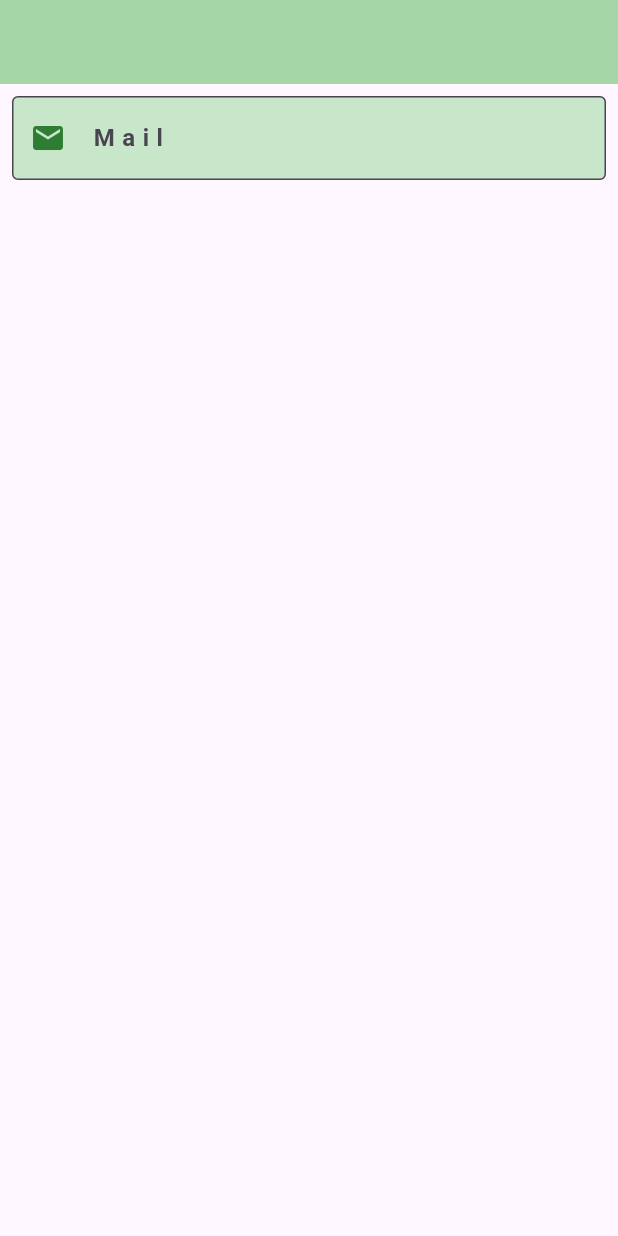
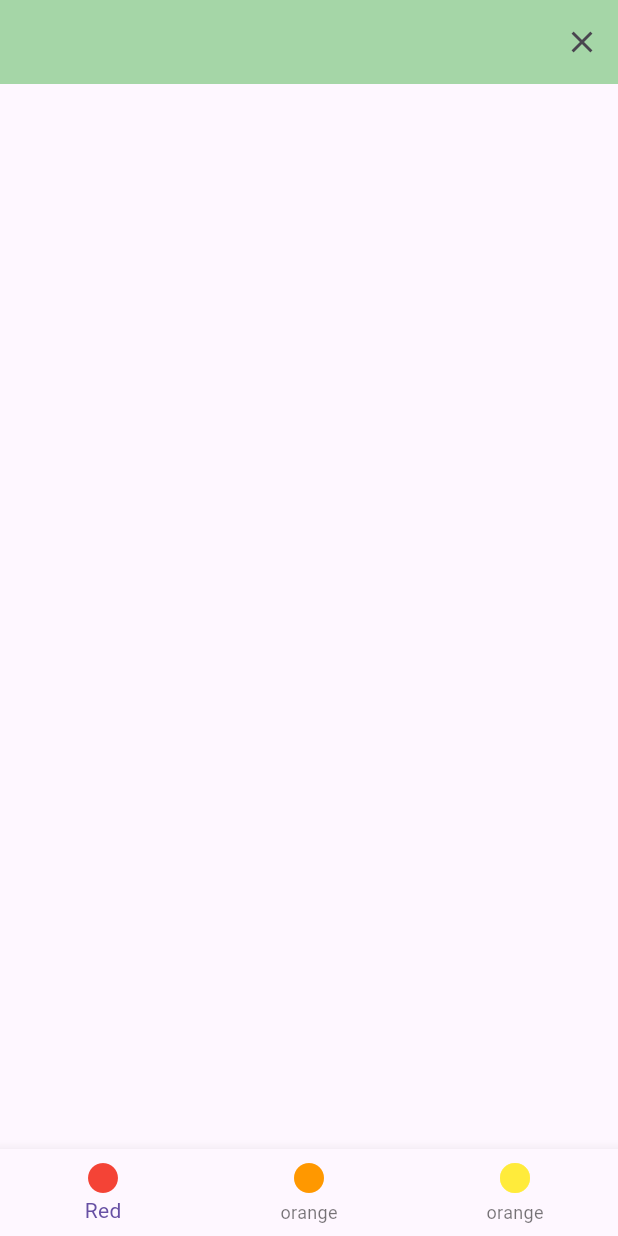
Before and after one commit to Deniz000/flutter, a Flutter app: the screen it shows after launch, on a phone screen of 412 x 824 dp. Run offline on Flutter 3.47's test engine with Material 3 defaults, Android fonts, the phone set to English and light mode, and no system bars; missing offline and left inert: dart:ffi.

Commit message:
BottomNavigation demo / LifeCycle demo

```diff
--- /dev/null
+++ b/learning1/lib/demo/color_demos.dart
@@ -0,0 +1,81 @@
+//bir ekran olacak
+//bu ekranda 3 button olacak, bunlara basınca renk değişimi (değişim=> hayat var)
+//olacak, secili olan button selected icon olsun
+import 'package:flutter/material.dart';
+
+class ColorsDemo extends StatefulWidget {
+  ColorsDemo({super.key, this.initialColor});
+  final Color? initialColor;
+
+  @override
+  State<ColorsDemo> createState() => _ColorsDemoState();
+}
+
+class _ColorsDemoState extends State<ColorsDemo> {
+  Color _backgroundColor = Colors.transparent;
+
+  @override
+  void didUpdateWidget(covariant ColorsDemo oldWidget) {
+    super.didUpdateWidget(oldWidget);
+    if (widget.initialColor != _backgroundColor && widget.initialColor != null) {
+      changeBackgroundColor(widget.initialColor!);
+    }
+  }
+
+  @override
+  void initState() {
+    super.initState();
+    _backgroundColor = widget.initialColor ?? Colors.transparent;
+  }
+
+  void changeBackgroundColor(Color color) {
+    setState(() {
+      _backgroundColor = color;
+    });
+  }
+
+  void onTapMethod(int value) {
+    switch (value) {
+      case 0:
+        changeBackgroundColor(Colors.red);
+        break;
+      case 1:
+        changeBackgroundColor(Colors.orange);
+        break;
+      case 2:
+        changeBackgroundColor(Colors.yellow);
+        break;
+      default:
+    }
+  }
+
+  @override
+  Widget build(BuildContext context) {
+    return Scaffold(
+      backgroundColor: _backgroundColor,
+      bottomNavigationBar: BottomNavigationBar(
+        onTap: onTapMethod,
+        items: const [
+          BottomNavigationBarItem(
+              icon: Icon(
+                Icons.circle,
+                color: Colors.red,
+              ),
+              label: "Red"),
+          BottomNavigationBarItem(
+              icon: Icon(
+                Icons.circle,
+                color: Colors.orange,
+              ),
+              label: "orange"),
+          BottomNavigationBarItem(
+              icon: Icon(
+                Icons.circle,
+                color: Colors.yellow,
+              ),
+              label: "orange"),
+        ],
+      ),
+    );
+  }
+}
--- /dev/null
+++ b/learning1/lib/demo/colors_life_cycle.dart
@@ -0,0 +1,39 @@
+import "package:flutter/material.dart";
+import "package:learning1/demo/color_demos.dart";
+
+class ColorLifeCycleView extends StatefulWidget {
+  const ColorLifeCycleView({super.key});
+
+  @override
+  State<ColorLifeCycleView> createState() => _ColorLifeCycleViewState();
+}
+
+class _ColorLifeCycleViewState extends State<ColorLifeCycleView> {
+  Color? _backgroundColor;
+  @override
+  Widget build(BuildContext context) {
+    return Scaffold(
+      appBar: AppBar(
+        actions: [
+          IconButton(
+              onPressed: () {
+                setState(() {
+                _backgroundColor = Colors.pink;
+
+                });
+              },
+              icon: Icon((Icons.clear)))
+        ],
+      ),
+      body: Column(
+        children: [
+          Spacer(),
+          Expanded(
+              child: ColorsDemo(
+            initialColor: _backgroundColor,
+          ))
+        ],
+      ),
+    );
+  }
+}
--- a/learning1/lib/main.dart
+++ b/learning1/lib/main.dart
@@ -1,5 +1,6 @@
 import 'package:flutter/material.dart';
-import 'package:learning1/101/textfield_learn.dart';
+import 'package:learning1/demo/color_demos.dart';
+import 'package:learning1/demo/colors_life_cycle.dart';
 
 void main() {
   runApp(const MyApp());
@@ -27,12 +28,12 @@ class MyApp extends StatelessWidget {
           filled: true,
            fillColor: Colors.green[100],
            prefixIconColor: Colors.green[800],
-           border: OutlineInputBorder(),
+           border: const OutlineInputBorder(),
 
         )
         // listTileTheme: ListTileThemeData(contentPadding: EdgeInsets.zero)
       ),
-      home: TextFieldLearn(),
+      home: const ColorLifeCycleView(),
     );
   }
 }
```
Also changed, not shown: learning1/lib/demo/deneme_sayfasi.dart (added, +82 -0 lines).
